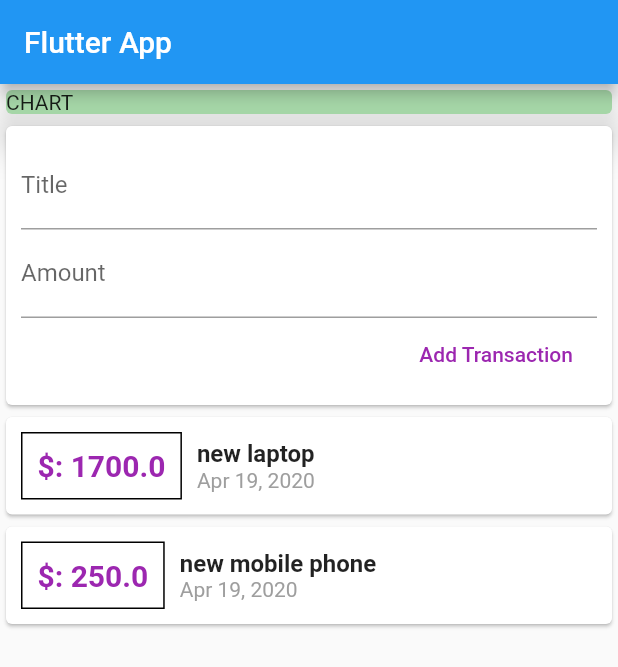
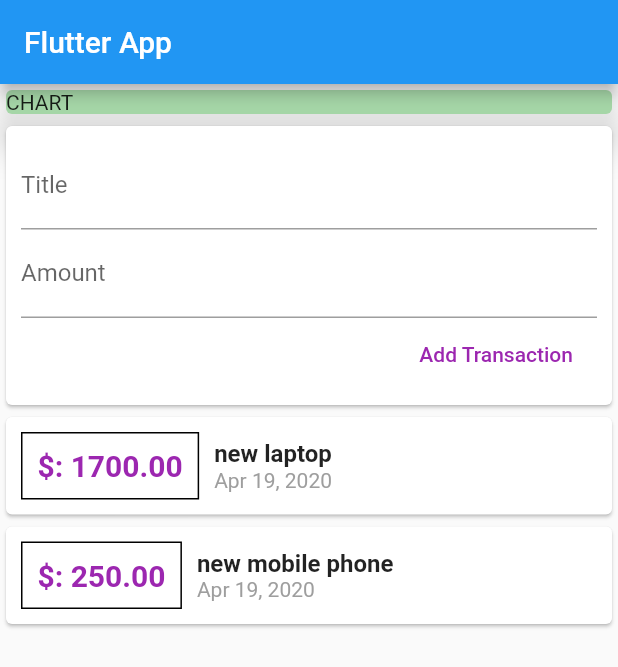
Before and after one commit to diipak-singh/expenses_palnner, a Flutter app: the screen it shows after launch, after a tap on "Add Transaction", on a phone screen of 412 x 824 dp. Shown: the top 667 px of the screen. Run offline on Flutter 3.47's test engine with Material 2 defaults, Android fonts, the phone set to English and light mode, and no system bars.

```diff
--- a/lib/widgets/new_transactions.dart
+++ b/lib/widgets/new_transactions.dart
@@ -6,6 +6,20 @@ class NewTransaction extends StatelessWidget {
   final amountController = TextEditingController();
 
   NewTransaction(this.addTx);
+
+  void submitData() {
+    final enteredTitle = titleController.text;
+    final enteredAmount = double.parse(amountController.text);
+
+    if (enteredTitle.isEmpty || enteredAmount <= 0) {
+      return;
+    }
+
+    addTx(
+      enteredTitle,
+      enteredAmount,
+    );
+  }
 
   @override
   Widget build(BuildContext context) {
@@ -18,19 +32,17 @@ class NewTransaction extends StatelessWidget {
             TextField(
               decoration: InputDecoration(labelText: 'Title'),
               controller: titleController,
+              onSubmitted: (_) => submitData,
             ),
             TextField(
               decoration: InputDecoration(labelText: 'Amount'),
               //onChanged: (val) => amountInput = val,
               controller: amountController,
+              keyboardType: TextInputType.number,
+              onSubmitted: (_) => submitData,
             ),
             FlatButton(
-              onPressed: () {
-                addTx(
-                  titleController.text,
-                  double.parse(amountController.text),
-                );
-              },
+              onPressed: submitData,
               child: Text('Add Transaction'),
               textColor: Colors.purple,
             ),
--- a/lib/widgets/transaction_list.dart
+++ b/lib/widgets/transaction_list.dart
@@ -10,9 +10,8 @@ class TransactionList extends StatelessWidget {
   Widget build(BuildContext context) {
     return Container(
       height: 400,
-      child: SingleChildScrollView(
-        child: Column(
-          children: transactions.map((tx) {
+      child: ListView.builder(
+        itemBuilder: (ctx, index) {
           return Card(
             child: Row(
               children: <Widget>[
@@ -29,7 +28,7 @@ class TransactionList extends StatelessWidget {
                   ),
                   padding: EdgeInsets.all(10),
                   child: Text(
-                      '\$: ${tx.amount}',
+                    '\$: ${transactions[index].amount.toStringAsFixed(2)}',
                     style: TextStyle(
                         fontWeight: FontWeight.bold,
                         fontSize: 20,
@@ -40,14 +39,14 @@ class TransactionList extends StatelessWidget {
                   crossAxisAlignment: CrossAxisAlignment.start,
                   children: <Widget>[
                     Text(
-                        tx.title,
+                      transactions[index].title,
                       style: TextStyle(
                         fontSize: 16,
                         fontWeight: FontWeight.bold,
                       ),
                     ),
                     Text(
-                        DateFormat.yMMMd().format(tx.date),
+                      DateFormat.yMMMd().format(transactions[index].date),
                       style: TextStyle(
                         color: Colors.grey,
                       ),
@@ -57,8 +56,8 @@ class TransactionList extends StatelessWidget {
               ],
             ),
           );
-          }).toList(),
-        ),
+        },
+        itemCount: transactions.length,
       ),
     );
   }
```
Lines whose indentation alone changed are shown as unchanged.
